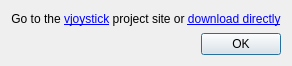
Old version of the form proto-vjoystick/vjoystick.ui in the repository opentrack/opentrack.
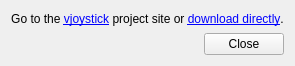
New version of the form. Icons and pictures are not drawn.

Commit message:
proto/vjoystick: fix threading issue
Acquiring given joystick id must be done on the same thread as the
feeder apparently.

Provide diagnostics on failure.

Issue: #860

The edit to the form file:
```diff
--- a/proto-vjoystick/vjoystick.ui
+++ b/proto-vjoystick/vjoystick.ui
@@ -20,17 +20,11 @@
    <iconset resource="vjoystick.qrc">
     <normaloff>:/images/vjoystick.png</normaloff>:/images/vjoystick.png</iconset>
   </property>
-  <property name="layoutDirection">
-   <enum>Qt::LeftToRight</enum>
-  </property>
-  <property name="autoFillBackground">
-   <bool>false</bool>
-  </property>
-  <layout class="QVBoxLayout" name="verticalLayout">
-   <item>
+  <layout class="QGridLayout" name="gridLayout">
+   <item row="0" column="0">
     <widget class="QLabel" name="label">
      <property name="text">
-      <string>&lt;html&gt;&lt;head/&gt;&lt;body&gt;&lt;p&gt;Go to the &lt;a href=&quot;http://vjoystick.sourceforge.net/site/&quot;&gt;&lt;span style=&quot; text-decoration: underline; color:#0000ff;&quot;&gt;vjoystick&lt;/span&gt;&lt;/a&gt; project site or &lt;a href=&quot;https://sourceforge.net/projects/vjoystick/files/latest/download&quot;&gt;&lt;span style=&quot; text-decoration: underline; color:#0000ff;&quot;&gt;download directly&lt;/span&gt;&lt;/a&gt;&lt;/p&gt;&lt;/body&gt;&lt;/html&gt;</string>
+      <string>&lt;html&gt;&lt;head/&gt;&lt;body&gt;&lt;p&gt;Go to the &lt;a href=&quot;http://vjoystick.sourceforge.net/site/&quot;&gt;&lt;span style=&quot; text-decoration: underline; color:#0000ff;&quot;&gt;vjoystick&lt;/span&gt;&lt;/a&gt; project site or &lt;a href=&quot;https://sourceforge.net/projects/vjoystick/files/latest/download&quot;&gt;&lt;span style=&quot; text-decoration: underline; color:#0000ff;&quot;&gt;download directly&lt;/span&gt;&lt;/a&gt;.&lt;/p&gt;&lt;/body&gt;&lt;/html&gt;</string>
      </property>
      <property name="alignment">
       <set>Qt::AlignCenter</set>
@@ -40,10 +34,10 @@
      </property>
     </widget>
    </item>
-   <item>
+   <item row="1" column="0">
     <widget class="QDialogButtonBox" name="buttonBox">
      <property name="standardButtons">
-      <set>QDialogButtonBox::Ok</set>
+      <set>QDialogButtonBox::Close</set>
      </property>
     </widget>
    </item>
```
Left out of the diff: 5 changed lines with no effect on the pictures. The commit also changes 7 other files.
